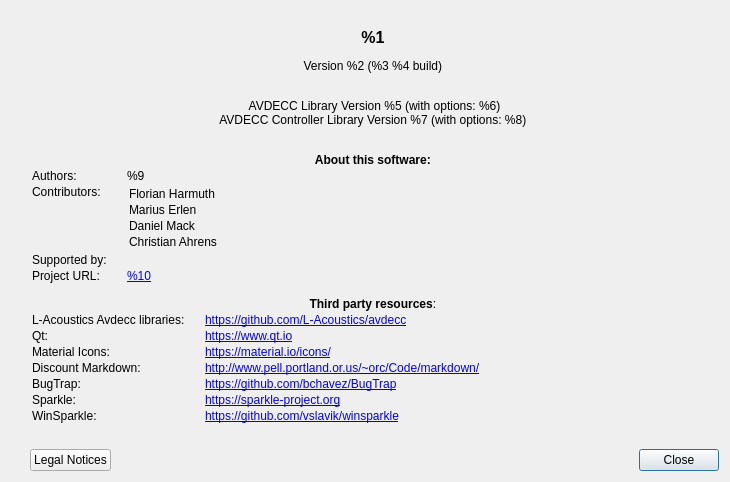
Qt form src/aboutDialog.ui (christophe-calmejane/Hive) before a commit.
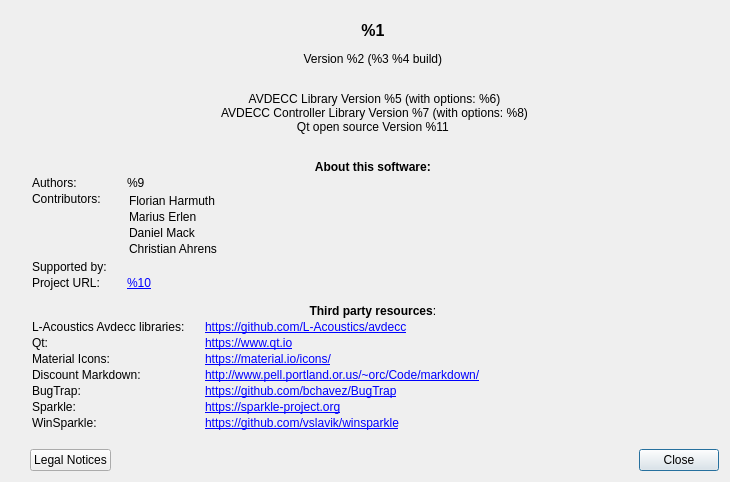
The same form after that commit. Icons and pictures are not drawn.

Diff of the .ui file:
```diff
--- a/src/aboutDialog.ui
+++ b/src/aboutDialog.ui
@@ -84,7 +84,7 @@
 	&lt;p align=&quot;center&quot;&gt;&lt;span style=&quot; font-size:12pt; font-weight:600;&quot;&gt;%1&lt;/span&gt;&lt;/p&gt;
 	&lt;p align=&quot;center&quot;&gt;&lt;span style=&quot; font-size:9pt;&quot;&gt;Version %2 (%3 %4 build)&lt;/span&gt;&lt;/p&gt;
 	&lt;p align=&quot;center&quot;&gt;&lt;span style=&quot; font-size:9pt;&quot;&gt;&lt;br /&gt;&lt;/span&gt;AVDECC Library Version %5 (with options: %6)&lt;br /&gt;AVDECC
-		Controller Library Version %7 (with options: %8)&lt;/p&gt;
+		Controller Library Version %7 (with options: %8)&lt;br /&gt;Qt open source Version %11&lt;/p&gt;
 	&lt;p&gt;&lt;br /&gt;&lt;span style=&quot; font-weight:600;&quot;&gt;About this software:&lt;/span&gt;&lt;/p&gt;
 	&lt;table border=&quot;0&quot; style=&quot; margin-top:0px; margin-bottom:0px; margin-left:0px; margin-right:0px;&quot; cellspacing=&quot;2&quot;
 		cellpadding=&quot;0&quot;&gt;
```
